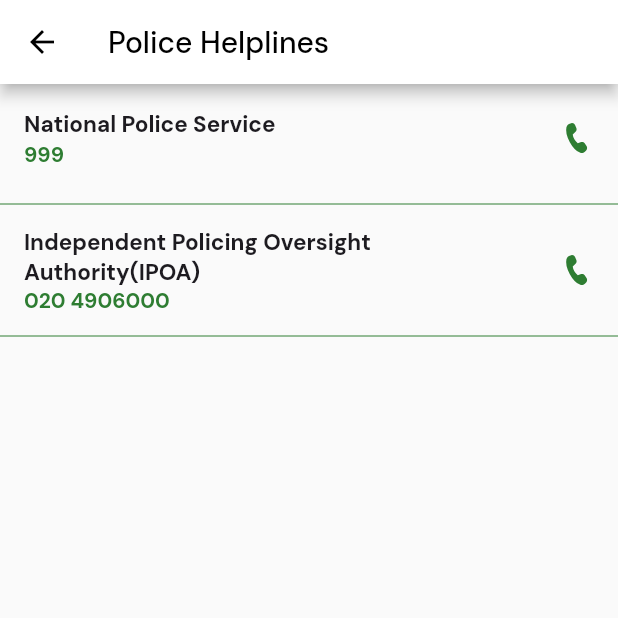
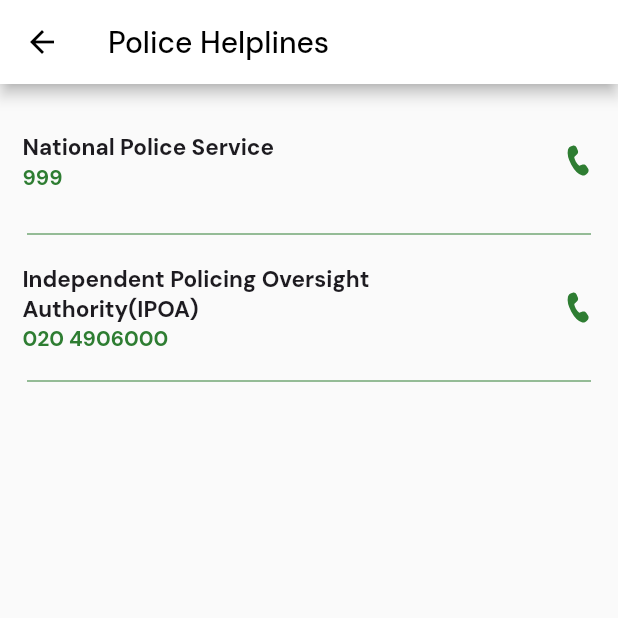
Before and after one commit to Haki-Hub/haki-hub-mobile, a Flutter app: the HelplinePage screen opened directly, after a tap on "Police Brutality Helplines", on a phone screen of 412 x 824 dp, the top half of it. Run offline on Flutter 3.47's test engine with Material 3 defaults, Android fonts, the phone set to English and light mode, and no system bars; our stand-ins replace carousel_slider, fluentui_system_icons, flutter_svg, google_fonts.

Commit message:
update: helpline and info card tile

```diff
--- a/lib/presentation/helplines/pages/law_helpline_page.dart
+++ b/lib/presentation/helplines/pages/law_helpline_page.dart
@@ -20,6 +20,7 @@ class Law extends StatelessWidget {
     return AppScaffold(
       title: lawHelplinesString,
       body: SingleChildScrollView(
+        padding: const EdgeInsets.all(10),
         child: Column(
           children: lawHelplines.map((helpline) {
             return HelplineTile(
--- a/lib/presentation/helplines/pages/police_helpline_page.dart
+++ b/lib/presentation/helplines/pages/police_helpline_page.dart
@@ -20,6 +20,7 @@ class Police extends StatelessWidget {
     return AppScaffold(
       title: policeHelplinesString,
       body: SingleChildScrollView(
+        padding: const EdgeInsets.all(10),
         child: Column(
           children: policeHelplines.map((Helpline helpline) {
             return HelplineTile(
--- a/lib/presentation/helplines/widgets/helpline_tile.dart
+++ b/lib/presentation/helplines/widgets/helpline_tile.dart
@@ -41,9 +41,13 @@ class HelplineTile extends StatelessWidget {
               FluentIcons.call_24_filled,
               color: AppColors.secondaryColor500,
             ),
+            contentPadding: const EdgeInsets.all(5),
           ),
         ),
-        const Divider(color: AppColors.secondaryColor400),
+        const Padding(
+          padding: EdgeInsets.symmetric(horizontal: 8.0),
+          child: Divider(color: AppColors.secondaryColor400),
+        ),
       ],
     );
   }
--- a/lib/presentation/shared/info_card.dart
+++ b/lib/presentation/shared/info_card.dart
@@ -1,4 +1,3 @@
-// import 'package:flutter_svg/svg.dart';
 import 'package:flutter/material.dart';
 
 import 'package:haki_hub/domain/value_objects/app_colors.dart';
@@ -50,9 +49,9 @@ class InfoCard extends StatelessWidget {
       onTap: onTap,
       child: Container(
         width: isFullLength
-          ? MediaQuery.sizeOf(context).width - 20
+          ? MediaQuery.sizeOf(context).width
           : (MediaQuery.sizeOf(context).width / 2.2),
-        padding: const EdgeInsets.symmetric(vertical: 8, horizontal: 8),
+        padding: EdgeInsets.all(isFullLength ? 0 : 8),
         margin: EdgeInsets.only(bottom: isFullLength ? 10 : 0),
         decoration: BoxDecoration(
           color: hasBorder ? Colors.transparent : backgroundColor,
@@ -60,53 +59,33 @@ class InfoCard extends StatelessWidget {
           border: hasBorder ? Border.all(color: borderColor, width: 1) : null,
         ),
         child: isFullLength
-          ? Row(
-              crossAxisAlignment: CrossAxisAlignment.start,
-              children: [
-                IconAvatar(
-                  widget: Icon(
-                    icon,
-                    size: 30,
-                    color: mainColor,
-                  ),
+          ? ListTile(
+              leading: IconAvatar(
+                widget: Icon(icon, size: 30, color: mainColor),
                 isSecondaryColor: isSecondaryColor,
                 isTertiaryColor: isTertiaryColor,
               ),
-                const SizedBox(width: 14),
-                Flexible(
-                  child: Column(
-                    crossAxisAlignment: CrossAxisAlignment.start,
-                    children: [
-                      Text(
+              title: Text(
                 title,
                 style: const TextStyle(
                   fontSize: 16,
                   fontWeight: FontWeight.w600,
                 ),
               ),
-                      const SizedBox(height: 10),
-                      Text(
+              subtitle: Text(
                 description,
                 style: TextStyle(
                   fontSize: 13,
-                          color: Colors.grey[700],
+                  color: Colors.grey[800],
                 ),
               ),
-                    ],
-                  ),
-                ),
-              ],
             )
           : Column(
               crossAxisAlignment: CrossAxisAlignment.start,
               mainAxisAlignment: MainAxisAlignment.center,
               children: [
                 IconAvatar(
-                  widget: Icon(
-                    icon,
-                    size: 30,
-                    color: mainColor,
-                  ),
+                  widget: Icon(icon, size: 30, color: mainColor),
                   isSecondaryColor: isSecondaryColor,
                   isTertiaryColor: isTertiaryColor,
                 ),
@@ -123,7 +102,7 @@ class InfoCard extends StatelessWidget {
                   description,
                   style: TextStyle(
                     fontSize: 13,
-                    color: Colors.grey[700],
+                    color: Colors.grey[800],
                   ),
                 ),
               ],
```
Lines whose indentation alone changed are shown as unchanged.
